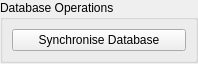
First picture: the form in sibl_gui/components/addons/databaseOperations/ui/Database_Operations.ui, repository KelSolaar/sIBL_GUI, before the edit.
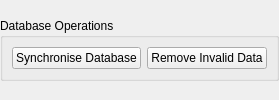
Second picture: the form after the edit.

Commit message:
Add method to remove invalid data from the database in "databaseOperations" component.
Closes #161.

Patch:
```diff
--- a/sibl_gui/components/addons/databaseOperations/ui/Database_Operations.ui
+++ b/sibl_gui/components/addons/databaseOperations/ui/Database_Operations.ui
@@ -2,14 +2,6 @@
 <ui version="4.0">
  <class>Database_Operations_Form</class>
  <widget class="QWidget" name="Database_Operations_Form">
-  <property name="geometry">
-   <rect>
-    <x>0</x>
-    <y>0</y>
-    <width>198</width>
-    <height>64</height>
-   </rect>
-  </property>
   <property name="windowTitle">
    <string>Database Operations</string>
   </property>
@@ -42,6 +34,16 @@
         </property>
        </widget>
       </item>
+      <item row="0" column="1">
+       <widget class="QPushButton" name="Remove_Invalid_Data_pushButton">
+        <property name="statusTip">
+         <string>Remove Invalid Data Push Button: Removes invalid or missing data from the Database.</string>
+        </property>
+        <property name="text">
+         <string>Remove Invalid Data</string>
+        </property>
+       </widget>
+      </item>
      </layout>
     </widget>
    </item>
```
The commit also changes 1 other file.
